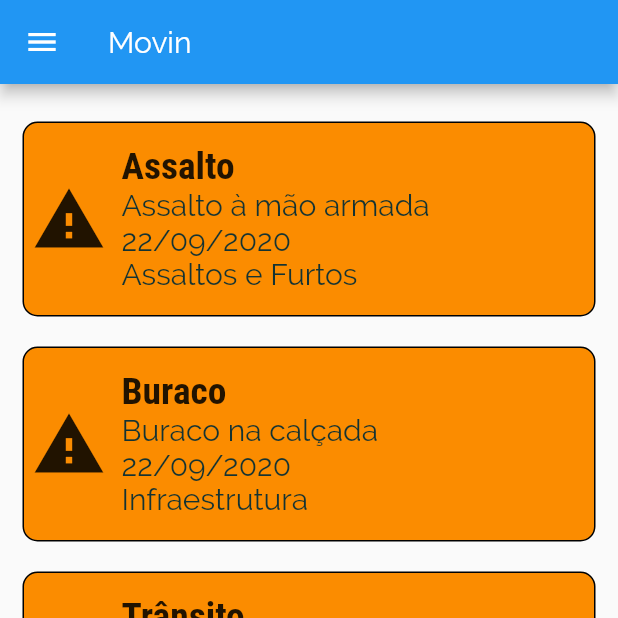
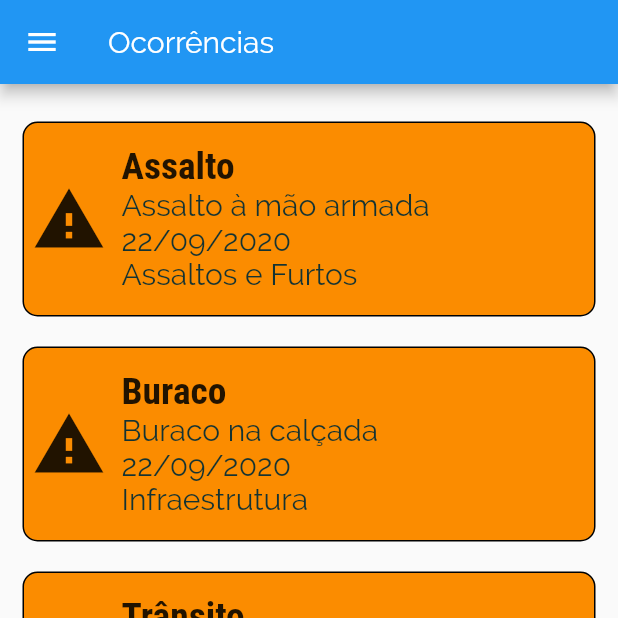
Before and after one commit to ViniPessoa8/Movin, a Flutter app: the PaginaPrincipal screen opened by its route, item 2 of the bottom bar chosen, on a phone screen of 412 x 824 dp, the top half of it. Run offline on Flutter 3.47's test engine with Material 2 defaults, Android fonts, the phone set to English and light mode, and no system bars; our stand-ins replace flutter_speed_dial, location; missing offline and left inert: mapbox_gl.

Commit message:
feat: titulo appbar muda com a pagina

```diff
--- a/movin_project/lib/views/pages/pagina_principal.dart
+++ b/movin_project/lib/views/pages/pagina_principal.dart
@@ -132,6 +132,27 @@ class _PaginaPrincipalState extends State<PaginaPrincipal> {
     );
   }
 
+  Widget _buildTituloAppbar() {
+    String texto;
+
+    switch (_indexPaginaInicial) {
+      case 0:
+        texto = 'Home';
+        break;
+      case 1:
+        texto = 'Ocorrências';
+        break;
+      case 2:
+        texto = 'Perfil';
+        break;
+      default:
+        texto = 'Movin';
+        break;
+    }
+
+    return Text(texto);
+  }
+
   @override
   Widget build(BuildContext context) {
     Color primaryColor = Theme.of(context).primaryColor;
@@ -139,7 +160,7 @@ class _PaginaPrincipalState extends State<PaginaPrincipal> {
 
     return Scaffold(
       appBar: AppBar(
-        title: Text('Movin'),
+        title: _buildTituloAppbar(),
       ),
       body: _paginas[_indexPaginaInicial]['pagina'],
       drawer: PainelDrawer(),
```
